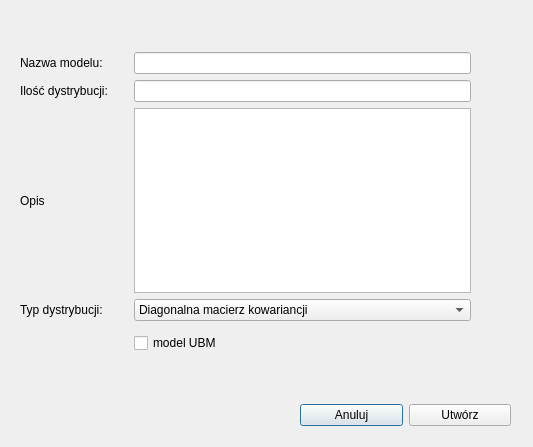
Erucolindo96/Native-Speaker, file windows/CreateModelWindow.ui: the form before one commit.
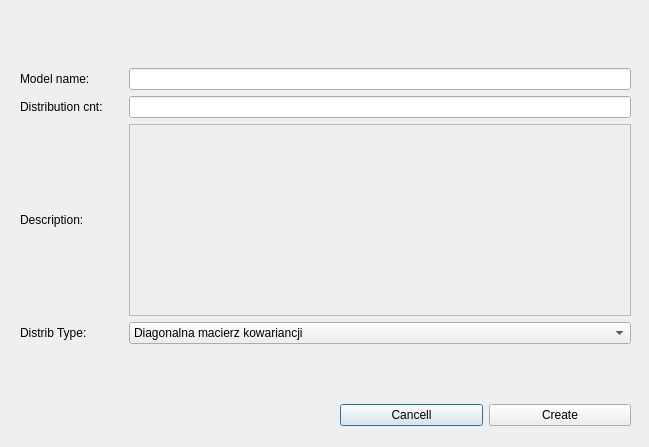
The form after the commit.

Patch:
```diff
--- a/windows/CreateModelWindow.ui
+++ b/windows/CreateModelWindow.ui
@@ -6,19 +6,22 @@
    <rect>
     <x>0</x>
     <y>0</y>
-    <width>533</width>
+    <width>649</width>
     <height>447</height>
    </rect>
   </property>
   <property name="windowTitle">
-   <string>Utwórz Model</string>
+   <string>Create Model Window</string>
+  </property>
+  <property name="sizeGripEnabled">
+   <bool>false</bool>
   </property>
   <widget class="QWidget" name="gridLayoutWidget_2">
    <property name="geometry">
     <rect>
      <x>20</x>
      <y>20</y>
-     <width>451</width>
+     <width>611</width>
      <height>372</height>
     </rect>
    </property>
@@ -29,13 +32,83 @@
     <property name="spacing">
      <number>6</number>
     </property>
-    <item row="6" column="2">
-     <widget class="QCheckBox" name="checkBox_is_ubm">
+    <item row="1" column="2">
+     <widget class="QLineEdit" name="lineEdit_model_name">
+      <property name="maxLength">
+       <number>100</number>
+      </property>
+      <property name="dragEnabled">
+       <bool>false</bool>
+      </property>
+     </widget>
+    </item>
+    <item row="2" column="2">
+     <widget class="QLineEdit" name="lineEdit_distrib_cnt">
+      <property name="maxLength">
+       <number>10</number>
+      </property>
+     </widget>
+    </item>
+    <item row="1" column="0">
+     <widget class="QLabel" name="label_model_name">
       <property name="text">
-       <string>model UBM</string>
+       <string>Model name:</string>
       </property>
      </widget>
     </item>
+    <item row="0" column="0">
+     <spacer name="verticalSpacer_12">
+      <property name="orientation">
+       <enum>Qt::Vertical</enum>
+      </property>
+      <property name="sizeHint" stdset="0">
+       <size>
+        <width>20</width>
+        <height>40</height>
+       </size>
+      </property>
+     </spacer>
+    </item>
+    <item row="8" column="2">
+     <spacer name="verticalSpacer_16">
+      <property name="orientation">
+       <enum>Qt::Vertical</enum>
+      </property>
+      <property name="sizeHint" stdset="0">
+       <size>
+        <width>20</width>
+        <height>40</height>
+       </size>
+      </property>
+     </spacer>
+    </item>
+    <item row="3" column="0">
+     <widget class="QLabel" name="label_description">
+      <property name="text">
+       <string>Description:</string>
+      </property>
+     </widget>
+    </item>
+    <item row="3" column="2">
+     <widget class="QTextEdit" name="textEdit_description">
+      <property name="enabled">
+       <bool>false</bool>
+      </property>
+     </widget>
+    </item>
+    <item row="8" column="1">
+     <spacer name="verticalSpacer_15">
+      <property name="orientation">
+       <enum>Qt::Vertical</enum>
+      </property>
+      <property name="sizeHint" stdset="0">
+       <size>
+        <width>20</width>
+        <height>40</height>
+       </size>
+      </property>
+     </spacer>
+    </item>
     <item row="4" column="2">
      <widget class="QComboBox" name="comboBox_distrib_type">
       <item>
@@ -50,16 +123,6 @@
       </item>
      </widget>
     </item>
-    <item row="3" column="2">
-     <widget class="QTextEdit" name="textEdit_description"/>
-    </item>
-    <item row="1" column="0">
-     <widget class="QLabel" name="label_model_name">
-      <property name="text">
-       <string>Nazwa modelu: </string>
-      </property>
-     </widget>
-    </item>
     <item row="0" column="2">
      <spacer name="verticalSpacer_11">
       <property name="orientation">
@@ -73,47 +136,8 @@
       </property>
      </spacer>
     </item>
-    <item row="9" column="1">
-     <spacer name="verticalSpacer_15">
-      <property name="orientation">
-       <enum>Qt::Vertical</enum>
-      </property>
-      <property name="sizeHint" stdset="0">
-       <size>
-        <width>20</width>
-        <height>40</height>
-       </size>
-      </property>
-     </spacer>
-    </item>
-    <item row="9" column="2">
-     <spacer name="verticalSpacer_16">
-      <property name="orientation">
-       <enum>Qt::Vertical</enum>
-      </property>
-      <property name="sizeHint" stdset="0">
-       <size>
-        <width>20</width>
-        <height>40</height>
-       </size>
-      </property>
-     </spacer>
-    </item>
-    <item row="6" column="0">
-     <spacer name="verticalSpacer">
-      <property name="orientation">
-       <enum>Qt::Vertical</enum>
-      </property>
-      <property name="sizeHint" stdset="0">
-       <size>
-        <width>20</width>
-        <height>40</height>
-       </size>
-      </property>
-     </spacer>
-    </item>
-    <item row="0" column="1">
-     <spacer name="verticalSpacer_18">
+    <item row="8" column="0">
+     <spacer name="verticalSpacer_17">
       <property name="orientation">
        <enum>Qt::Vertical</enum>
       </property>
@@ -128,19 +152,12 @@
     <item row="2" column="0">
      <widget class="QLabel" name="label_distrib_cnt">
       <property name="text">
-       <string>Ilość dystrybucji:</string>
+       <string>Distribution cnt:</string>
       </property>
      </widget>
     </item>
-    <item row="3" column="0">
-     <widget class="QLabel" name="label_description">
-      <property name="text">
-       <string>Opis</string>
-      </property>
-     </widget>
-    </item>
-    <item row="9" column="0">
-     <spacer name="verticalSpacer_17">
+    <item row="0" column="1">
+     <spacer name="verticalSpacer_18">
       <property name="orientation">
        <enum>Qt::Vertical</enum>
       </property>
@@ -155,37 +172,7 @@
     <item row="4" column="0">
      <widget class="QLabel" name="label_distrib_type">
       <property name="text">
-       <string>Typ dystrybucji: </string>
-      </property>
-     </widget>
-    </item>
-    <item row="0" column="0">
-     <spacer name="verticalSpacer_12">
-      <property name="orientation">
-       <enum>Qt::Vertical</enum>
-      </property>
-      <property name="sizeHint" stdset="0">
-       <size>
-        <width>20</width>
-        <height>40</height>
-       </size>
-      </property>
-     </spacer>
-    </item>
-    <item row="2" column="2">
-     <widget class="QLineEdit" name="lineEdit_distrib_cnt">
-      <property name="maxLength">
-       <number>10</number>
-      </property>
-     </widget>
-    </item>
-    <item row="1" column="2">
-     <widget class="QLineEdit" name="lineEdit_model_name">
-      <property name="maxLength">
-       <number>100</number>
-      </property>
-      <property name="dragEnabled">
-       <bool>false</bool>
+       <string>Distrib Type:</string>
       </property>
      </widget>
     </item>
@@ -194,9 +181,9 @@
   <widget class="QWidget" name="verticalLayoutWidget">
    <property name="geometry">
     <rect>
-     <x>300</x>
+     <x>340</x>
      <y>400</y>
-     <width>211</width>
+     <width>291</width>
      <height>31</height>
     </rect>
    </property>
@@ -204,14 +191,14 @@
     <item>
      <widget class="QPushButton" name="cancell_button">
       <property name="text">
-       <string>Anuluj</string>
+       <string>Cancell</string>
       </property>
      </widget>
     </item>
     <item>
      <widget class="QPushButton" name="create_button">
       <property name="text">
-       <string>Utwórz</string>
+       <string>Create</string>
       </property>
       <property name="flat">
        <bool>false</bool>
```
Left out of the diff: 1 changed line with no effect on the pictures.
